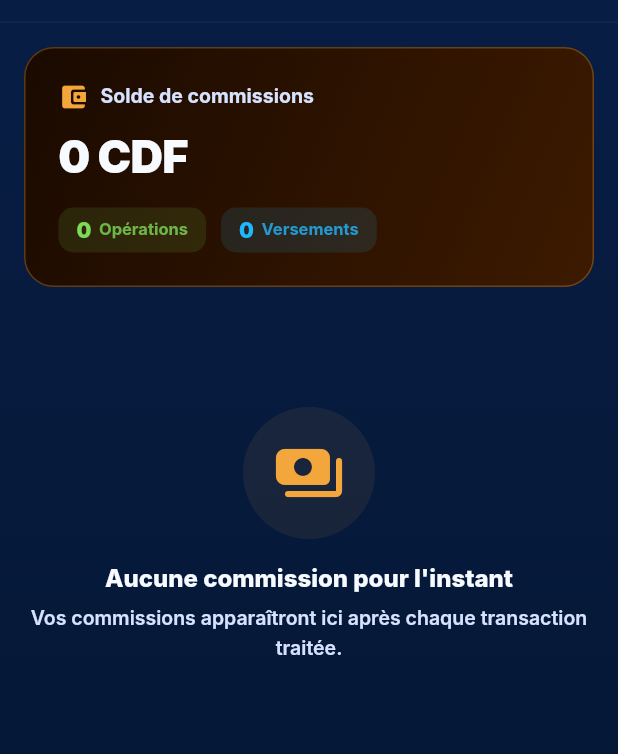
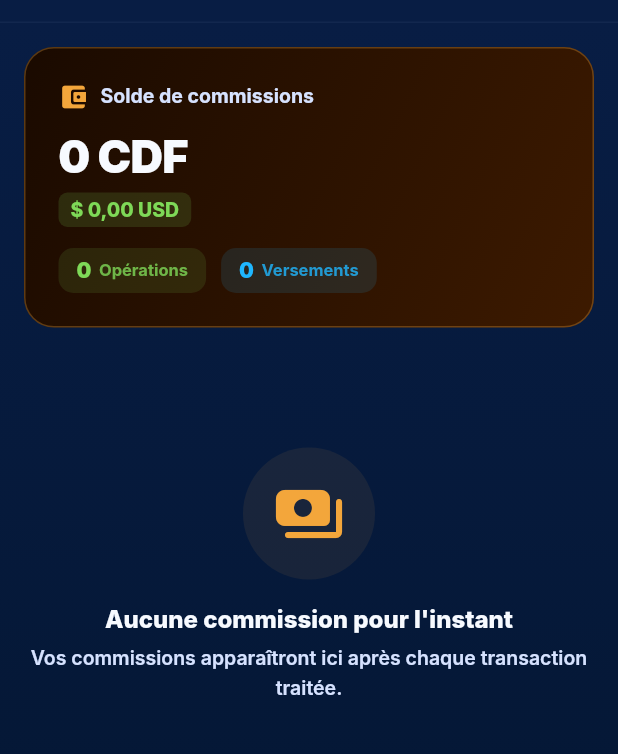
Before and after one commit to Sis243/mbongo, a Flutter app: the AgentPayoutsScreen screen opened directly, on a phone screen of 412 x 824 dp, the part 73-827 px from its top. Run offline on Flutter 3.47's test engine with Material 3 defaults, Android fonts, the phone set to English and light mode, and no system bars; our stand-ins replace camera, connectivity_plus, dio, file_picker, firebase_core, firebase_messaging and 13 more; accounts and stored records are empty; network calls fail; Roboto replaces fonts that are missing (SF Pro Display).

Commit message:
feat: wallet and agent commissions now show both CDF and USD balances
- wallet/me: add USD equivalent using CDF rate from Currency table
- agent profit-log: add commissionBalanceUSD field
- AgentPayoutsScreen: display USD chip below CDF commission balance

Co-Authored-By: Claude Sonnet 4.6 <noreply@anthropic.com>

```diff
--- a/lib/screens/agent/agent_payouts_screen.dart
+++ b/lib/screens/agent/agent_payouts_screen.dart
@@ -76,7 +76,9 @@ class AgentPayoutsScreen extends ConsumerWidget {
     MbongoThemePalette palette,
   ) {
     final fmt = NumberFormat('#,##0', 'fr_FR');
+    final fmtUsd = NumberFormat('#,##0.00', 'fr_FR');
     final balance = (data['commissionBalance'] as num?)?.toDouble() ?? 0;
+    final balanceUsd = (data['commissionBalanceUSD'] as num?)?.toDouble() ?? (balance / 2350);
     final agentName = data['agentName']?.toString() ?? '';
     final agentCode = data['agentCode']?.toString() ?? '';
     final txns = (data['transactions'] as List?)?.cast<Map<String, dynamic>>() ?? [];
@@ -133,6 +135,26 @@ class AgentPayoutsScreen extends ConsumerWidget {
                     fontWeight: FontWeight.w900,
                     letterSpacing: -0.5,
                   ),
+                ),
+                const SizedBox(height: 4),
+                Row(
+                  children: [
+                    Container(
+                      padding: const EdgeInsets.symmetric(horizontal: 8, vertical: 3),
+                      decoration: BoxDecoration(
+                        color: AppColors.green.withValues(alpha: 0.15),
+                        borderRadius: BorderRadius.circular(6),
+                      ),
+                      child: Text(
+                        '\$ ${fmtUsd.format(balanceUsd)} USD',
+                        style: const TextStyle(
+                          color: AppColors.green,
+                          fontSize: 13,
+                          fontWeight: FontWeight.w800,
+                        ),
+                      ),
+                    ),
+                  ],
                 ),
                 if (agentName.isNotEmpty) ...[
                   const SizedBox(height: 4),
```
Also changed, not shown: 2 other files.
